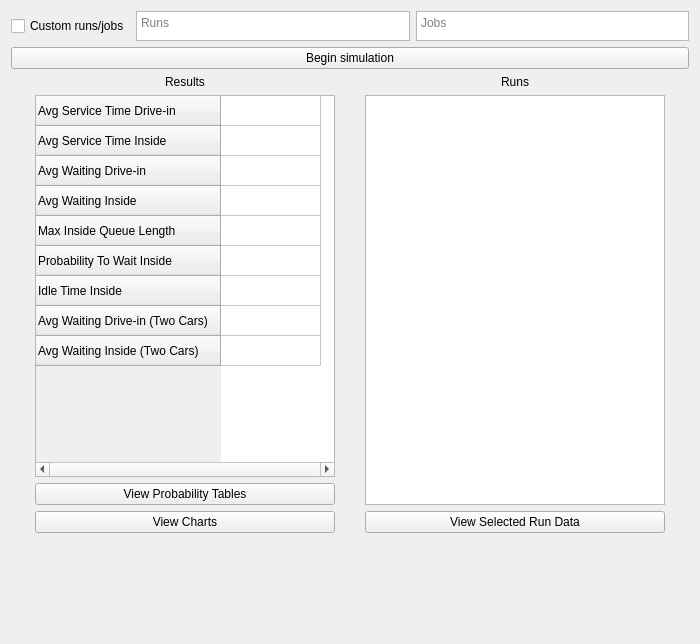
Before: the Qt Designer form mainwindow.ui in ragrag/Queue-Simulation-QT, drawn with Qt 5.
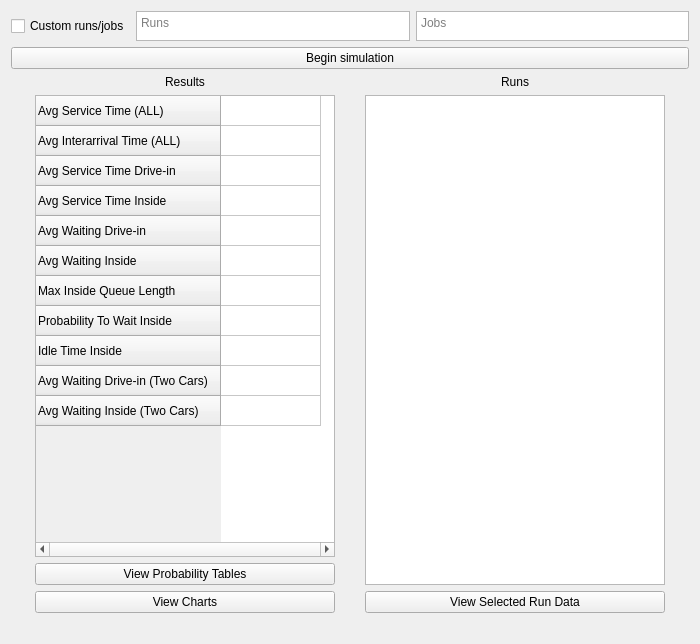
After: the same form once the commit is applied.

The edit to the form file:
```diff
--- a/mainwindow.ui
+++ b/mainwindow.ui
@@ -127,7 +127,7 @@
            <bool>true</bool>
           </property>
           <property name="rowCount">
-           <number>9</number>
+           <number>11</number>
           </property>
           <property name="columnCount">
            <number>1</number>
@@ -138,6 +138,16 @@
           <attribute name="horizontalHeaderHighlightSections">
            <bool>true</bool>
           </attribute>
+          <row>
+           <property name="text">
+            <string>Avg Service Time (ALL)</string>
+           </property>
+          </row>
+          <row>
+           <property name="text">
+            <string>Avg Interarrival Time (ALL)</string>
+           </property>
+          </row>
           <row>
            <property name="text">
             <string>Avg Service Time Drive-in</string>
@@ -279,7 +289,7 @@
           <property name="sizeHint" stdset="0">
            <size>
             <width>20</width>
-            <height>100</height>
+            <height>20</height>
            </size>
           </property>
          </spacer>
@@ -356,7 +366,7 @@
           <property name="sizeHint" stdset="0">
            <size>
             <width>20</width>
-            <height>100</height>
+            <height>20</height>
            </size>
           </property>
          </spacer>
```
